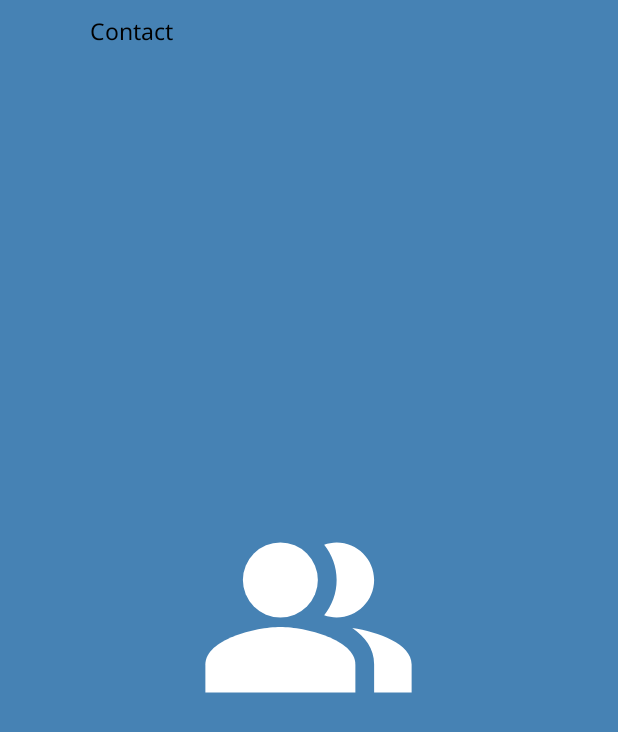
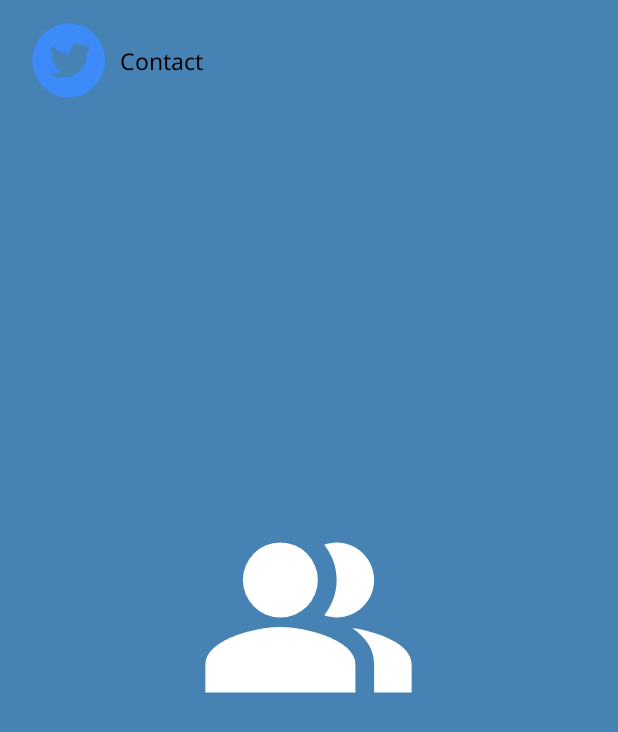
Before and after one commit to sirqoharastus/Mingler-App, an Android app: the layout contacts_layout.xml on its own in the app's theme, with its tools: preview values and no code run, on a phone screen of 412 x 824 dp. Shown: the top 732 px of the screen. Run offline under Robolectric (Android 15) with nearby library versions, the phone set to English and light mode, and no system bars.

```diff
--- a/app/build.gradle
+++ b/app/build.gradle
@@ -3,6 +3,8 @@ plugins {
     id 'kotlin-android'
     id 'com.google.gms.google-services'
     id "org.jlleitschuh.gradle.ktlint" version("10.0.0")
+    id 'androidx.navigation.safeargs'
+    id 'kotlin-parcelize'
 }
 
 android {
--- a/app/src/main/java/com/example/minglerapp/models/UserRegistration.kt
+++ b/app/src/main/java/com/example/minglerapp/models/UserRegistration.kt
@@ -1,9 +1,13 @@
 package com.example.minglerapp.models
 
+import android.os.Parcelable
+import kotlinx.android.parcel.Parcelize
+
+@Parcelize
 class UserRegistration(
     var id: String? = null,
     val firstName: String? = "",
     val lastName: String? = "",
     val email: String? = "",
     val phoneNumber: String? = ""
-)
+): Parcelable
--- a/app/src/main/java/com/example/minglerapp/ui/fragments/chats/ChatsFragment.kt
+++ b/app/src/main/java/com/example/minglerapp/ui/fragments/chats/ChatsFragment.kt
@@ -46,7 +46,7 @@ class ChatsFragment : Fragment() {
     }
 
     private fun getAllUsers() {
-        chatsViewModel.listOfusers.observe(
+        chatsViewModel.listOfUsers.observe(
             viewLifecycleOwner,
             {
                 contactsAdapter?.getAdapterContactList(it)
--- a/app/src/main/java/com/example/minglerapp/ui/fragments/chats/ChatsViewModel.kt
+++ b/app/src/main/java/com/example/minglerapp/ui/fragments/chats/ChatsViewModel.kt
@@ -5,6 +5,7 @@ import androidx.lifecycle.LiveData
 import androidx.lifecycle.MutableLiveData
 import androidx.lifecycle.ViewModel
 import com.example.minglerapp.models.UserRegistration
+import com.example.minglerapp.utils.USERS_REFERENCE
 import com.google.firebase.auth.FirebaseAuth
 import com.google.firebase.database.DataSnapshot
 import com.google.firebase.database.DatabaseError
@@ -13,14 +14,14 @@ import com.google.firebase.database.ValueEventListener
 
 class ChatsViewModel : ViewModel() {
     private var _listOfUsers = MutableLiveData<ArrayList<UserRegistration>>()
-    val listOfusers: LiveData<ArrayList<UserRegistration>> get() = _listOfUsers
+    val listOfUsers: LiveData<ArrayList<UserRegistration>> get() = _listOfUsers
 
     var firebaseDatabase = FirebaseDatabase.getInstance()
     var firebaseUser = FirebaseAuth.getInstance().currentUser
 
     fun getAllUsers() {
         var userList = ArrayList<UserRegistration>()
-        val usersRef = firebaseDatabase.getReference("Users")
+        val usersRef = firebaseDatabase.getReference(USERS_REFERENCE)
         usersRef.addValueEventListener(object : ValueEventListener {
             override fun onDataChange(snapshot: DataSnapshot) {
                 userList.clear()
--- a/app/src/main/java/com/example/minglerapp/ui/fragments/chats/ContactsAdapter.kt
+++ b/app/src/main/java/com/example/minglerapp/ui/fragments/chats/ContactsAdapter.kt
@@ -34,7 +34,8 @@ class ContactsAdapter : RecyclerView.Adapter<ContactsAdapter.ContactsViewHolder>
         }
         holder.itemView.setOnClickListener {
             controller = Navigation.findNavController(holder.itemView)
-            controller!!.navigate(R.id.chatScreenFragment)
+            val action = ChatsFragmentDirections.actionChatsFragmentToChatScreenFragment(contactsList[position])
+            controller!!.navigate(action)
         }
     }
 
--- /dev/null
+++ b/app/src/main/java/com/example/minglerapp/utils/ProjectConstants.kt
@@ -0,0 +1,3 @@
+package com.example.minglerapp.utils
+
+const val USERS_REFERENCE = "Users"
--- a/app/src/main/res/layout/contacts_layout.xml
+++ b/app/src/main/res/layout/contacts_layout.xml
@@ -9,8 +9,10 @@
         android:id="@+id/contactsImageView"
         android:layout_width="50dp"
         android:layout_height="50dp"
-        android:layout_marginTop="@dimen/margin_10dp"
+        android:layout_marginTop="@dimen/margin_15dp"
         android:layout_marginBottom="@dimen/margin_10dp"
+        android:layout_marginStart="@dimen/margin_20dp"
+        android:src="@drawable/ic_twitter"
         app:layout_constraintBottom_toBottomOf="parent"
         app:layout_constraintStart_toStartOf="parent"
         app:layout_constraintTop_toTopOf="parent" />
@@ -19,10 +21,11 @@
         android:id="@+id/contactNameTextView"
         android:layout_width="wrap_content"
         android:layout_height="wrap_content"
+        android:layout_marginStart="@dimen/margin_10dp"
+        android:fontFamily="@font/noto_sans"
         android:textColor="@color/black"
-        android:fontFamily="@font/noto_sans"
         android:textSize="15sp"
-        android:layout_marginStart="@dimen/margin_10dp"
+        app:layout_constraintBottom_toBottomOf="@+id/contactsImageView"
         app:layout_constraintStart_toEndOf="@+id/contactsImageView"
         app:layout_constraintTop_toTopOf="@+id/contactsImageView"
         tools:text="Contact" />
--- a/app/src/main/res/layout/fragment_chat_screen.xml
+++ b/app/src/main/res/layout/fragment_chat_screen.xml
@@ -7,6 +7,7 @@
 
     <!-- TODO: Update blank fragment layout -->
     <TextView
+        android:id="@+id/sample_textView"
         android:layout_width="match_parent"
         android:layout_height="match_parent"
         android:text="@string/hello_blank_fragment" />
--- a/build.gradle
+++ b/build.gradle
@@ -6,9 +6,12 @@ buildscript {
         jcenter()
     }
     dependencies {
+        var nav_version = "2.3.5"
+
         classpath 'com.android.tools.build:gradle:7.0.0'
         classpath "org.jetbrains.kotlin:kotlin-gradle-plugin:1.5.21"
         classpath 'com.google.gms:google-services:4.3.5'
+        classpath("androidx.navigation:navigation-safe-args-gradle-plugin:$nav_version")
 
         // NOTE: Do not place your application dependencies here; they belong
         // in the individual module build.gradle files
```
Also changed, not shown: app/src/main/java/com/example/minglerapp/ui/fragments/chatScreen/ChatScreenFragment.kt (+18 -1 lines), app/src/main/res/navigation/dashboard_nav_graph.xml (+10 -2 lines), 1 other file.
